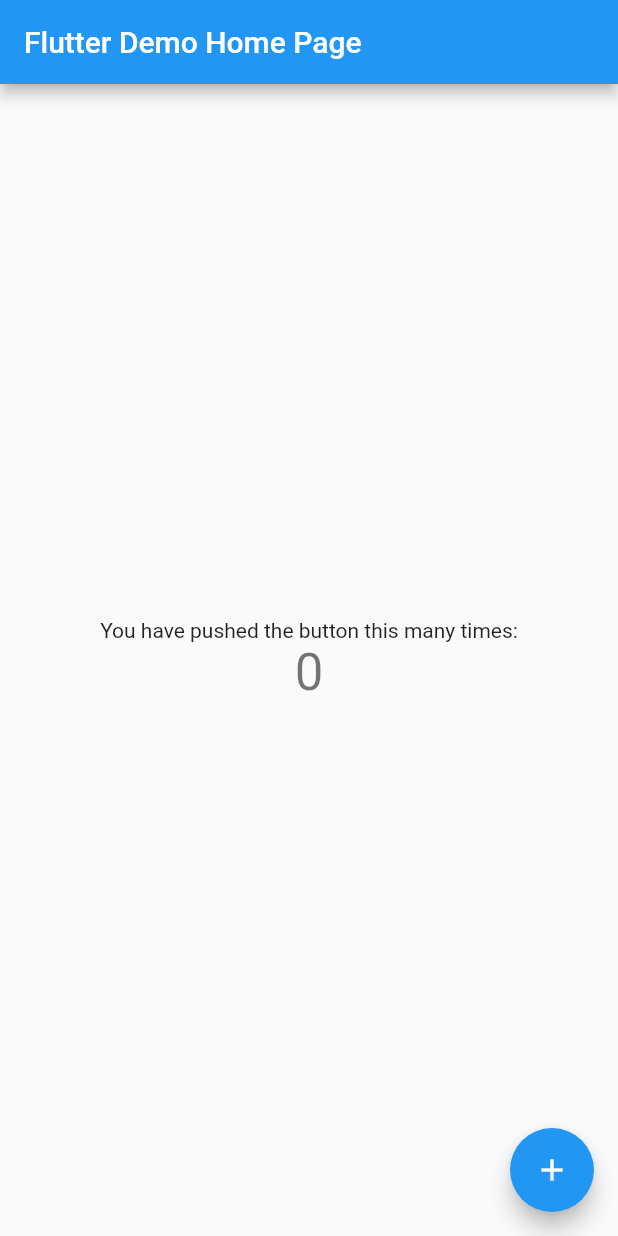
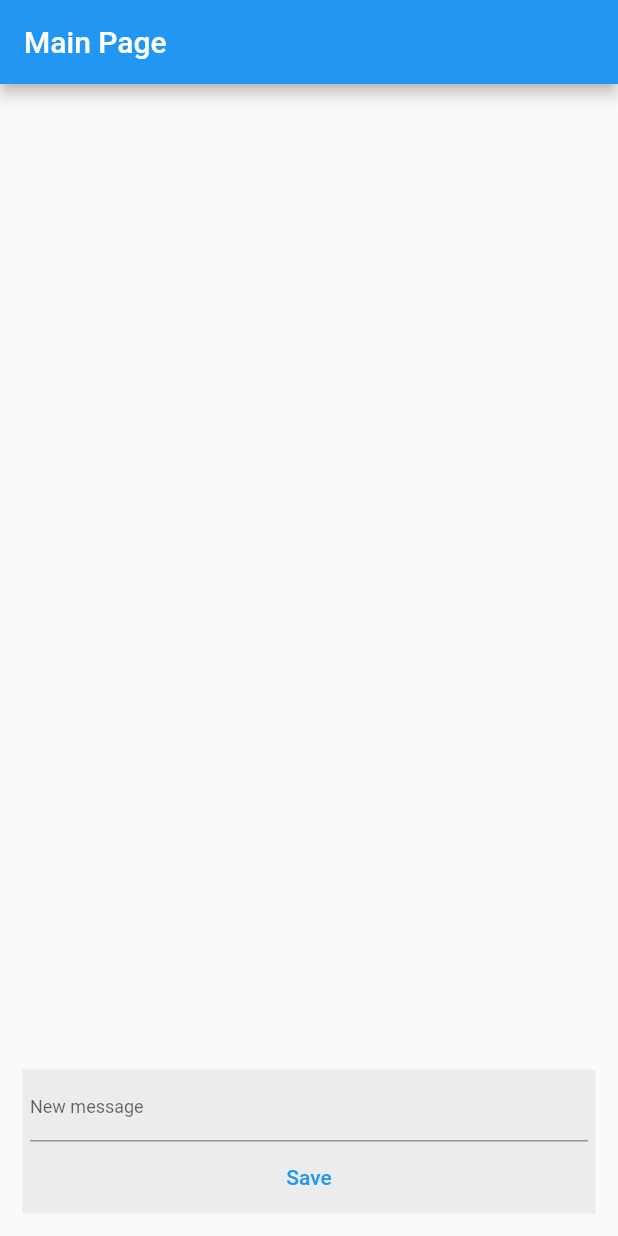
Before and after one commit to edward-jo/sqflite_icloud_backup_example, a Flutter app: the screen it shows after launch, on a phone screen of 412 x 824 dp. Run offline on Flutter 3.47's test engine with Material 2 defaults, Android fonts, the phone set to English and light mode, and no system bars; our stand-ins replace sqflite; accounts and stored records are empty.

Commit message:
Add text field and list for message

```diff
--- a/lib/main.dart
+++ b/lib/main.dart
@@ -1,4 +1,7 @@
+import 'dart:developer' as developer;
 import 'package:flutter/material.dart';
+
+import 'models/message.dart';
 
 void main() {
   runApp(const MyApp());
@@ -13,33 +16,16 @@
     return MaterialApp(
       title: 'Flutter Demo',
       theme: ThemeData(
-        // This is the theme of your application.
-        //
-        // Try running your application with "flutter run". You'll see the
-        // application has a blue toolbar. Then, without quitting the app, try
-        // changing the primarySwatch below to Colors.green and then invoke
-        // "hot reload" (press "r" in the console where you ran "flutter run",
-        // or simply save your changes to "hot reload" in a Flutter IDE).
-        // Notice that the counter didn't reset back to zero; the application
-        // is not restarted.
         primarySwatch: Colors.blue,
       ),
-      home: const MyHomePage(title: 'Flutter Demo Home Page'),
+      debugShowCheckedModeBanner: false,
+      home: const MyHomePage(title: 'Main Page'),
     );
   }
 }
 
 class MyHomePage extends StatefulWidget {
   const MyHomePage({Key? key, required this.title}) : super(key: key);
-
-  // This widget is the home page of your application. It is stateful, meaning
-  // that it has a State object (defined below) that contains fields that affect
-  // how it looks.
-
-  // This class is the configuration for the state. It holds the values (in this
-  // case the title) provided by the parent (in this case the App widget) and
-  // used by the build method of the State. Fields in a Widget subclass are
-  // always marked "final".
 
   final String title;
 
@@ -48,68 +34,110 @@
 }
 
 class _MyHomePageState extends State<MyHomePage> {
-  int _counter = 0;
-
-  void _incrementCounter() {
-    setState(() {
-      // This call to setState tells the Flutter framework that something has
-      // changed in this State, which causes it to rerun the build method below
-      // so that the display can reflect the updated values. If we changed
-      // _counter without calling setState(), then the build method would not be
-      // called again, and so nothing would appear to happen.
-      _counter++;
-    });
-  }
+  final _messageController = TextEditingController();
+  List<Message> _messages = [];
 
   @override
   Widget build(BuildContext context) {
-    // This method is rerun every time setState is called, for instance as done
-    // by the _incrementCounter method above.
-    //
-    // The Flutter framework has been optimized to make rerunning build methods
-    // fast, so that you can just rebuild anything that needs updating rather
-    // than having to individually change instances of widgets.
     return Scaffold(
       appBar: AppBar(
-        // Here we take the value from the MyHomePage object that was created by
-        // the App.build method, and use it to set our appbar title.
         title: Text(widget.title),
       ),
       body: Center(
-        // Center is a layout widget. It takes a single child and positions it
-        // in the middle of the parent.
-        child: Column(
-          // Column is also a layout widget. It takes a list of children and
-          // arranges them vertically. By default, it sizes itself to fit its
-          // children horizontally, and tries to be as tall as its parent.
-          //
-          // Invoke "debug painting" (press "p" in the console, choose the
-          // "Toggle Debug Paint" action from the Flutter Inspector in Android
-          // Studio, or the "Toggle Debug Paint" command in Visual Studio Code)
-          // to see the wireframe for each widget.
-          //
-          // Column has various properties to control how it sizes itself and
-          // how it positions its children. Here we use mainAxisAlignment to
-          // center the children vertically; the main axis here is the vertical
-          // axis because Columns are vertical (the cross axis would be
-          // horizontal).
-          mainAxisAlignment: MainAxisAlignment.center,
-          children: <Widget>[
-            const Text(
-              'You have pushed the button this many times:',
-            ),
-            Text(
-              '$_counter',
-              style: Theme.of(context).textTheme.headline4,
-            ),
-          ],
+        child: Container(
+          padding: const EdgeInsets.all(15.0),
+          child: Column(
+            mainAxisAlignment: MainAxisAlignment.spaceBetween,
+            children: <Widget>[
+              // MESSAGE LIST
+              Expanded(
+                child: ListView.builder(
+                    itemCount: _messages.length,
+                    itemBuilder: (_, i) {
+                      return MessageListItem(
+                        message: _messages[i].message,
+                        date: _messages[i].createdTime.toString(),
+                      );
+                    }),
+              ),
+              // TEXT INPUT & SAVE
+              Container(
+                color: const Color(0xFFEBECED),
+                padding: const EdgeInsets.symmetric(horizontal: 5.0),
+                child: Column(
+                  mainAxisAlignment: MainAxisAlignment.center,
+                  children: [
+                    TextField(
+                      maxLines: 1,
+                      controller: _messageController,
+                      decoration: const InputDecoration(
+                        // labelText: 'New message',
+                        hintText: 'New message',
+                        hintStyle: TextStyle(fontSize: 12),
+                      ),
+                      onSubmitted: null,
+                    ),
+                    TextButton(
+                      onPressed: () => _save(context),
+                      child: const Text('Save'),
+                    ),
+                  ],
+                ),
+              ),
+            ],
+          ),
         ),
       ),
-      floatingActionButton: FloatingActionButton(
-        onPressed: _incrementCounter,
-        tooltip: 'Increment',
-        child: const Icon(Icons.add),
-      ), // This trailing comma makes auto-formatting nicer for build methods.
+    );
+  }
+
+  Future _save(BuildContext context) async {
+    developer.log('Save message( ${_messageController.text.trim()} )');
+    setState(() {
+      _messages.add(
+        Message(
+          id: null,
+          message: _messageController.text.trim(),
+          createdTime: DateTime.now(),
+        ),
+      );
+    });
+    _messageController.text = '';
+    FocusScope.of(context).unfocus();
+    return;
+  }
+}
+
+class MessageListItem extends StatelessWidget {
+  final String? message, date;
+  const MessageListItem({
+    Key? key,
+    @required this.message,
+    @required this.date,
+  }) : super(key: key);
+
+  @override
+  Widget build(BuildContext context) {
+    return Column(
+      children: <Widget>[
+        Container(
+          margin: const EdgeInsets.only(bottom: 2.0),
+          padding: const EdgeInsets.all(10.0),
+          decoration: const BoxDecoration(
+              shape: BoxShape.rectangle,
+              color: Color(0xFFFAEBDD),
+              borderRadius: BorderRadius.all(Radius.circular(5))),
+          width: MediaQuery.of(context).size.width,
+          child: Column(
+            mainAxisAlignment: MainAxisAlignment.center,
+            crossAxisAlignment: CrossAxisAlignment.start,
+            children: <Widget>[
+              Text(message ?? 'Empty message'),
+              Text(date ?? 'Empty date'),
+            ],
+          ),
+        )
+      ],
     );
   }
 }
```
Also changed, not shown: 2 other files.
